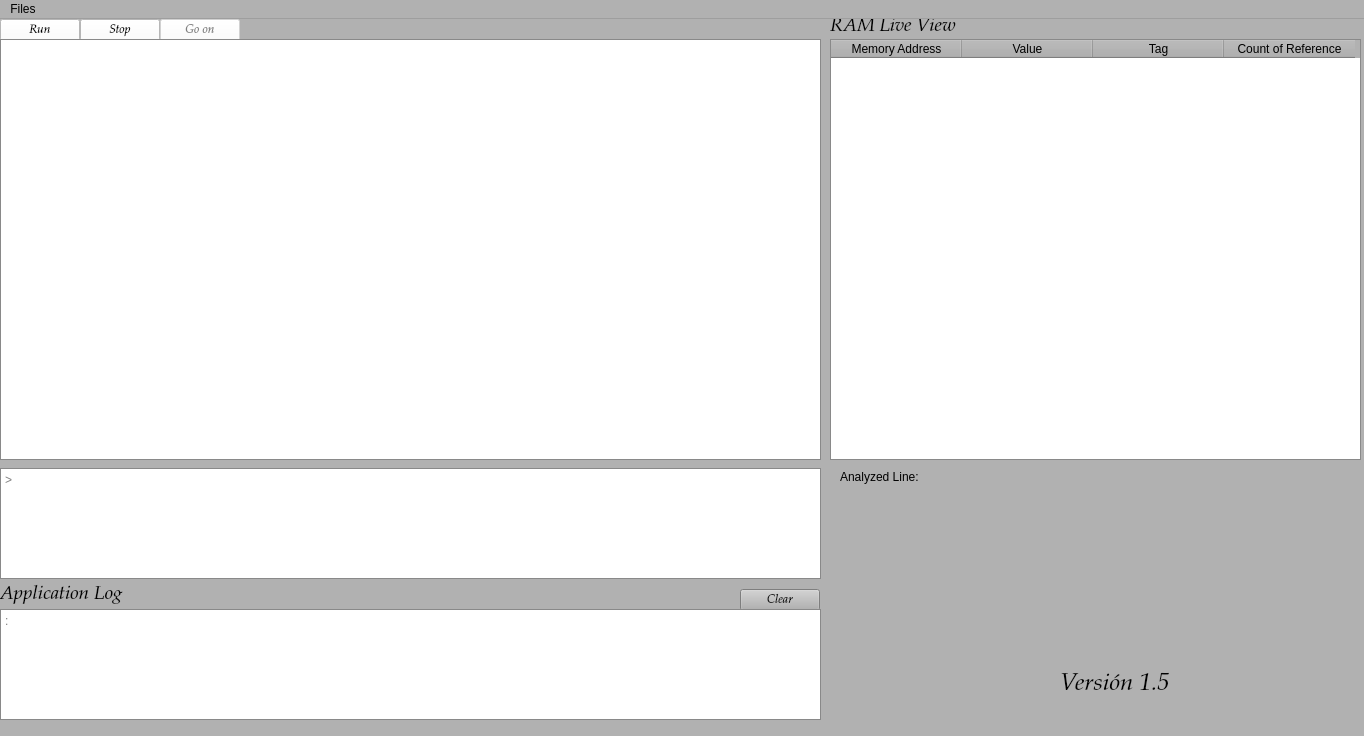
First picture: the form in Proyecto1_C/interface.ui, repository JoseK21/C-, before the edit.
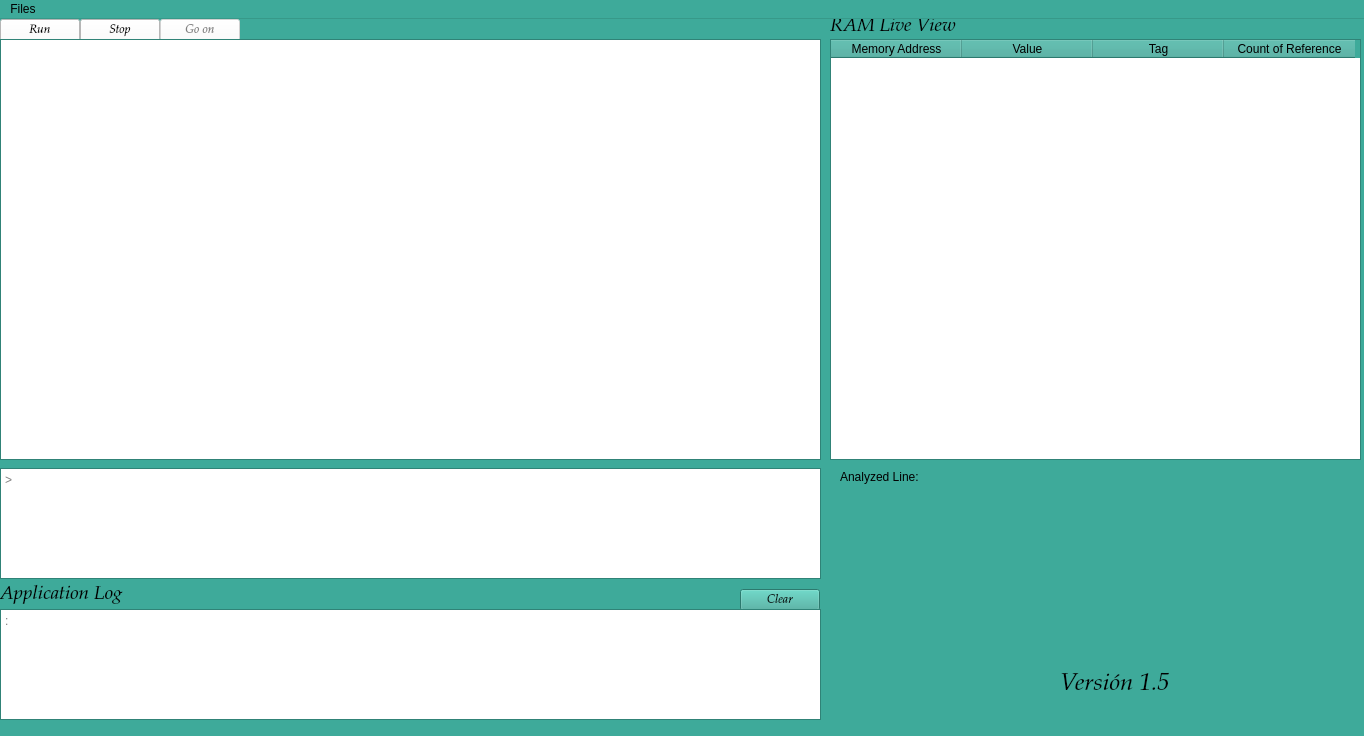
Second picture: the form after the edit. Icons and pictures are not drawn.

Commit message:
Tabla de contenido
Se asigna "manualmente" los valores de la tabla *~ Esperando comunicacion cliente->Server

The edit to the form file:
```diff
--- a/Proyecto1_C/interface.ui
+++ b/Proyecto1_C/interface.ui
@@ -25,45 +25,45 @@
      <colorrole role="Button">
       <brush brushstyle="SolidPattern">
        <color alpha="255">
-        <red>177</red>
-        <green>177</green>
-        <blue>177</blue>
+        <red>62</red>
+        <green>170</green>
+        <blue>154</blue>
        </color>
       </brush>
      </colorrole>
      <colorrole role="Light">
       <brush brushstyle="SolidPattern">
        <color alpha="255">
-        <red>255</red>
+        <red>93</red>
         <green>255</green>
-        <blue>255</blue>
+        <blue>231</blue>
        </color>
       </brush>
      </colorrole>
      <colorrole role="Midlight">
       <brush brushstyle="SolidPattern">
        <color alpha="255">
-        <red>216</red>
-        <green>216</green>
-        <blue>216</blue>
+        <red>77</red>
+        <green>212</green>
+        <blue>192</blue>
        </color>
       </brush>
      </colorrole>
      <colorrole role="Dark">
       <brush brushstyle="SolidPattern">
        <color alpha="255">
-        <red>88</red>
-        <green>88</green>
-        <blue>88</blue>
+        <red>31</red>
+        <green>85</green>
+        <blue>77</blue>
        </color>
       </brush>
      </colorrole>
      <colorrole role="Mid">
       <brush brushstyle="SolidPattern">
        <color alpha="255">
-        <red>118</red>
-        <green>118</green>
-        <blue>118</blue>
+        <red>41</red>
+        <green>113</green>
+        <blue>103</blue>
        </color>
       </brush>
      </colorrole>
@@ -106,9 +106,9 @@
      <colorrole role="Window">
       <brush brushstyle="SolidPattern">
        <color alpha="255">
-        <red>177</red>
-        <green>177</green>
-        <blue>177</blue>
+        <red>62</red>
+        <green>170</green>
+        <blue>154</blue>
        </color>
       </brush>
      </colorrole>
@@ -124,9 +124,9 @@
      <colorrole role="AlternateBase">
       <brush brushstyle="SolidPattern">
        <color alpha="255">
-        <red>216</red>
-        <green>216</green>
-        <blue>216</blue>
+        <red>158</red>
+        <green>212</green>
+        <blue>204</blue>
        </color>
       </brush>
      </colorrole>
@@ -162,45 +162,45 @@
      <colorrole role="Button">
       <brush brushstyle="SolidPattern">
        <color alpha="255">
-        <red>177</red>
-        <green>177</green>
-        <blue>177</blue>
+        <red>62</red>
+        <green>170</green>
+        <blue>154</blue>
        </color>
       </brush>
      </colorrole>
      <colorrole role="Light">
       <brush brushstyle="SolidPattern">
        <color alpha="255">
-        <red>255</red>
+        <red>93</red>
         <green>255</green>
-        <blue>255</blue>
+        <blue>231</blue>
        </color>
       </brush>
      </colorrole>
      <colorrole role="Midlight">
       <brush brushstyle="SolidPattern">
        <color alpha="255">
-        <red>216</red>
-        <green>216</green>
-        <blue>216</blue>
+        <red>77</red>
+        <green>212</green>
+        <blue>192</blue>
        </color>
       </brush>
      </colorrole>
      <colorrole role="Dark">
       <brush brushstyle="SolidPattern">
        <color alpha="255">
-        <red>88</red>
-        <green>88</green>
-        <blue>88</blue>
+        <red>31</red>
+        <green>85</green>
+        <blue>77</blue>
        </color>
       </brush>
      </colorrole>
      <colorrole role="Mid">
       <brush brushstyle="SolidPattern">
        <color alpha="255">
-        <red>118</red>
-        <green>118</green>
-        <blue>118</blue>
+        <red>41</red>
+        <green>113</green>
+        <blue>103</blue>
        </color>
       </brush>
      </colorrole>
@@ -243,9 +243,9 @@
      <colorrole role="Window">
       <brush brushstyle="SolidPattern">
        <color alpha="255">
-        <red>177</red>
-        <green>177</green>
-        <blue>177</blue>
+        <red>62</red>
+        <green>170</green>
+        <blue>154</blue>
        </color>
       </brush>
      </colorrole>
@@ -261,9 +261,9 @@
      <colorrole role="AlternateBase">
       <brush brushstyle="SolidPattern">
        <color alpha="255">
-        <red>216</red>
-        <green>216</green>
-        <blue>216</blue>
+        <red>158</red>
+        <green>212</green>
+        <blue>204</blue>
        </color>
       </brush>
      </colorrole>
@@ -290,63 +290,63 @@
      <colorrole role="WindowText">
       <brush brushstyle="SolidPattern">
        <color alpha="255">
-        <red>88</red>
-        <green>88</green>
-        <blue>88</blue>
+        <red>31</red>
+        <green>85</green>
+        <blue>77</blue>
        </color>
       </brush>
      </colorrole>
      <colorrole role="Button">
       <brush brushstyle="SolidPattern">
        <color alpha="255">
-        <red>177</red>
-        <green>177</green>
-        <blue>177</blue>
+        <red>62</red>
+        <green>170</green>
+        <blue>154</blue>
        </color>
       </brush>
      </colorrole>
      <colorrole role="Light">
       <brush brushstyle="SolidPattern">
        <color alpha="255">
-        <red>255</red>
+        <red>93</red>
         <green>255</green>
-        <blue>255</blue>
+        <blue>231</blue>
        </color>
       </brush>
      </colorrole>
      <colorrole role="Midlight">
       <brush brushstyle="SolidPattern">
        <color alpha="255">
-        <red>216</red>
-        <green>216</green>
-        <blue>216</blue>
+        <red>77</red>
+        <green>212</green>
+        <blue>192</blue>
        </color>
       </brush>
      </colorrole>
      <colorrole role="Dark">
       <brush brushstyle="SolidPattern">
        <color alpha="255">
-        <red>88</red>
-        <green>88</green>
-        <blue>88</blue>
+        <red>31</red>
+        <green>85</green>
+        <blue>77</blue>
        </color>
       </brush>
      </colorrole>
      <colorrole role="Mid">
       <brush brushstyle="SolidPattern">
        <color alpha="255">
-        <red>118</red>
-        <green>118</green>
-        <blue>118</blue>
+        <red>41</red>
+        <green>113</green>
+        <blue>103</blue>
        </color>
       </brush>
      </colorrole>
      <colorrole role="Text">
       <brush brushstyle="SolidPattern">
        <color alpha="255">
-        <red>88</red>
-        <green>88</green>
-        <blue>88</blue>
+        <red>31</red>
+        <green>85</green>
+        <blue>77</blue>
        </color>
       </brush>
      </colorrole>
@@ -362,27 +362,27 @@
      <colorrole role="ButtonText">
       <brush brushstyle="SolidPattern">
        <color alpha="255">
-        <red>88</red>
-        <green>88</green>
-        <blue>88</blue>
+        <red>31</red>
+        <green>85</green>
+        <blue>77</blue>
        </color>
       </brush>
      </colorrole>
      <colorrole role="Base">
       <brush brushstyle="SolidPattern">
        <color alpha="255">
-        <red>177</red>
-        <green>177</green>
-        <blue>177</blue>
+        <red>62</red>
+        <green>170</green>
+        <blue>154</blue>
        </color>
       </brush>
      </colorrole>
      <colorrole role="Window">
       <brush brushstyle="SolidPattern">
        <color alpha="255">
-        <red>177</red>
-        <green>177</green>
-        <blue>177</blue>
+        <red>62</red>
+        <green>170</green>
+        <blue>154</blue>
        </color>
       </brush>
      </colorrole>
@@ -398,9 +398,9 @@
      <colorrole role="AlternateBase">
       <brush brushstyle="SolidPattern">
        <color alpha="255">
-        <red>177</red>
-        <green>177</green>
-        <blue>177</blue>
+        <red>62</red>
+        <green>170</green>
+        <blue>154</blue>
        </color>
       </brush>
      </colorrole>
```
The commit also changes 2 other files.
